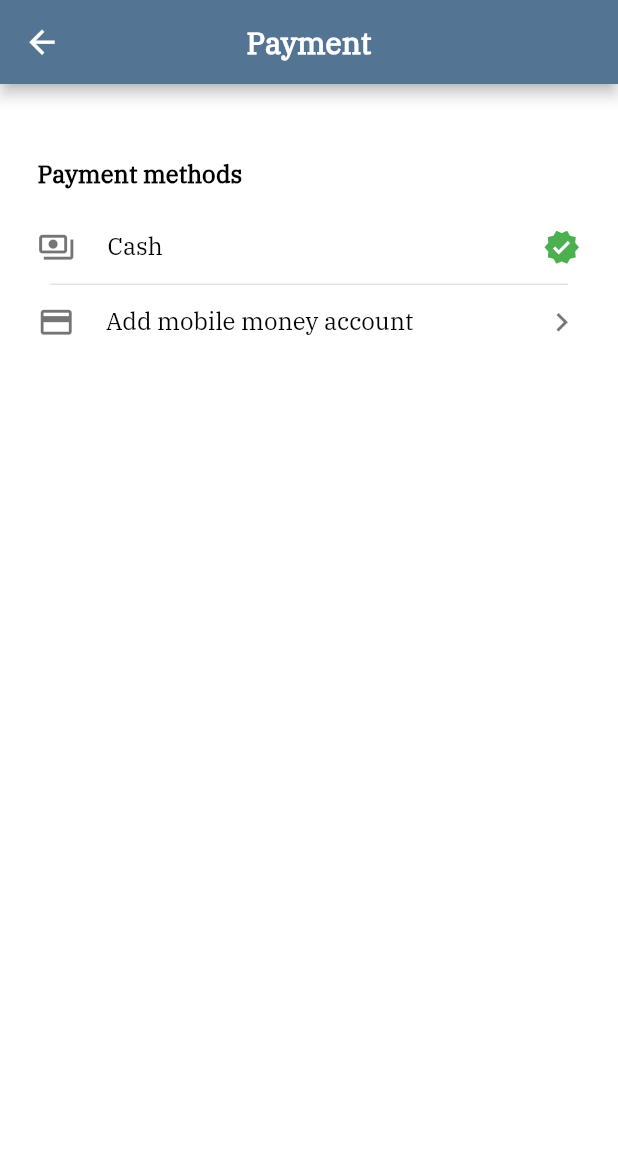
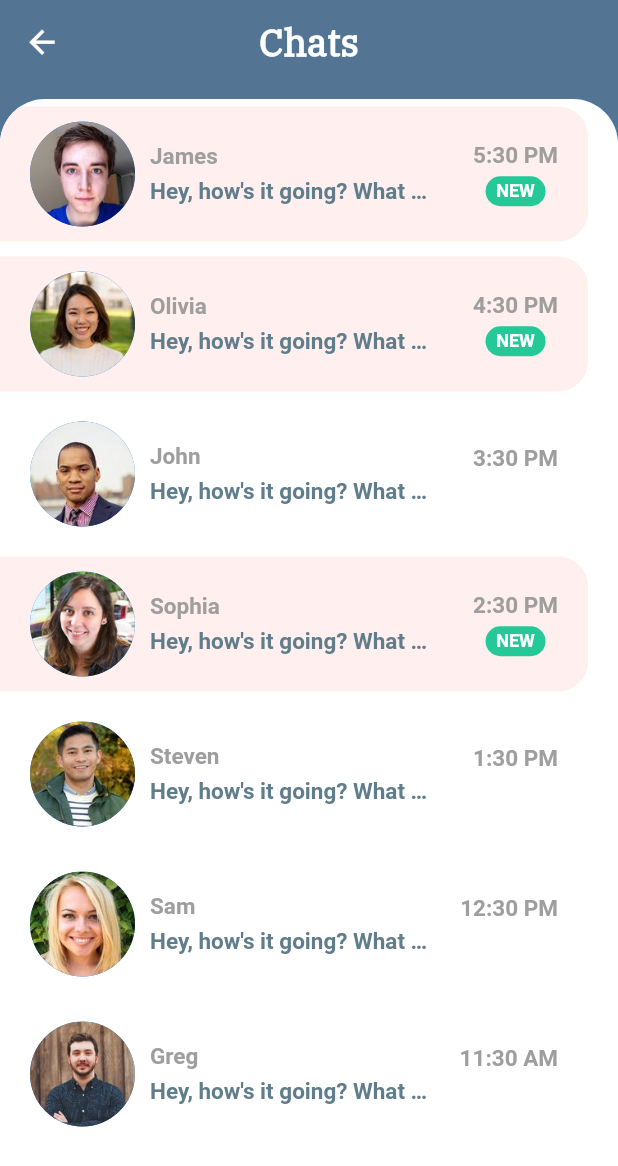
Before and after one commit to Kwakyecodes/Beta_Hustle, a Flutter app: the screen it shows after launch, on a phone screen of 412 x 824 dp. Shown: the top 1166 px of the screen. Run offline on Flutter 3.47's test engine with Material 2 defaults, Android fonts, the phone set to English and light mode, and no system bars; our stand-ins replace lite_rolling_switch.

```diff
--- /dev/null
+++ b/lib/chat_files/models/message_model.dart
@@ -0,0 +1,163 @@
+import 'package:beta_hustle/chat_files/models/user_model.dart';
+
+class Message {
+  final User sender;
+  final String time; // Would usually be type DateTime or Firebase Timestamp in production apps
+  final String text;
+  final bool isLiked;
+  final bool unread;
+
+  Message({
+    required this.sender,
+    required this.time,
+    required this.text,
+    required this.isLiked,
+    required this.unread,
+  });
+}
+
+// YOU - current user
+final User currentUser = User(
+  id: 0,
+  name: 'Current User',
+  imageUrl: 'assets/images/greg.jpg',
+);
+
+// USERS
+final User greg = User(
+  id: 1,
+  name: 'Greg',
+  imageUrl: 'assets/images/greg.jpg',
+);
+final User james = User(
+  id: 2,
+  name: 'James',
+  imageUrl: 'assets/images/james.jpg',
+);
+final User john = User(
+  id: 3,
+  name: 'John',
+  imageUrl: 'assets/images/john.jpg',
+);
+final User olivia = User(
+  id: 4,
+  name: 'Olivia',
+  imageUrl: 'assets/images/olivia.jpg',
+);
+final User sam = User(
+  id: 5,
+  name: 'Sam',
+  imageUrl: 'assets/images/sam.jpg',
+);
+final User sophia = User(
+  id: 6,
+  name: 'Sophia',
+  imageUrl: 'assets/images/sophia.jpg',
+);
+final User steven = User(
+  id: 7,
+  name: 'Steven',
+  imageUrl: 'assets/images/steven.jpg',
+);
+
+// FAVORITE CONTACTS
+List<User> favorites = [sam, steven, olivia, john, greg];
+
+// EXAMPLE CHATS ON HOME SCREEN
+List<Message> chats = [
+  Message(
+    sender: james,
+    time: '5:30 PM',
+    text: 'Hey, how\'s it going? What did you do today?',
+    isLiked: false,
+    unread: true,
+  ),
+  Message(
+    sender: olivia,
+    time: '4:30 PM',
+    text: 'Hey, how\'s it going? What did you do today?',
+    isLiked: false,
+    unread: true,
+  ),
+  Message(
+    sender: john,
+    time: '3:30 PM',
+    text: 'Hey, how\'s it going? What did you do today?',
+    isLiked: false,
+    unread: false,
+  ),
+  Message(
+    sender: sophia,
+    time: '2:30 PM',
+    text: 'Hey, how\'s it going? What did you do today?',
+    isLiked: false,
+    unread: true,
+  ),
+  Message(
+    sender: steven,
+    time: '1:30 PM',
+    text: 'Hey, how\'s it going? What did you do today?',
+    isLiked: false,
+    unread: false,
+  ),
+  Message(
+    sender: sam,
+    time: '12:30 PM',
+    text: 'Hey, how\'s it going? What did you do today?',
+    isLiked: false,
+    unread: false,
+  ),
+  Message(
+    sender: greg,
+    time: '11:30 AM',
+    text: 'Hey, how\'s it going? What did you do today?',
+    isLiked: false,
+    unread: false,
+  ),
+];
+
+// EXAMPLE MESSAGES IN CHAT SCREEN
+List<Message> messages = [
+  Message(
+    sender: james,
+    time: '5:30 PM',
+    text: 'Hey, how\'s it going? What did you do today?',
+    isLiked: true,
+    unread: true,
+  ),
+  Message(
+    sender: currentUser,
+    time: '4:30 PM',
+    text: 'Just walked my doge. She was super duper cute. The best pupper!!',
+    isLiked: false,
+    unread: true,
+  ),
+  Message(
+    sender: james,
+    time: '3:45 PM',
+    text: 'How\'s the doggo?',
+    isLiked: false,
+    unread: true,
+  ),
+  Message(
+    sender: james,
+    time: '3:15 PM',
+    text: 'All the food',
+    isLiked: true,
+    unread: true,
+  ),
+  Message(
+    sender: currentUser,
+    time: '2:30 PM',
+    text: 'Nice! What kind of food did you eat?',
+    isLiked: false,
+    unread: true,
+  ),
+  Message(
+    sender: james,
+    time: '2:00 PM',
+    text: 'I ate so much food today.',
+    isLiked: false,
+    unread: true,
+  ),
+];
--- /dev/null
+++ b/lib/chat_files/models/user_model.dart
@@ -0,0 +1,11 @@
+class User {
+  final int id;
+  final String name;
+  final String imageUrl;
+
+  User({
+    required this.id,
+    required this.name,
+    required this.imageUrl,
+  });
+}
--- /dev/null
+++ b/lib/chat_files/screens/home_screen.dart
@@ -0,0 +1,62 @@
+import 'package:beta_hustle/chat_files/widgets/recent_chats.dart';
+import 'package:beta_hustle/models/colors.dart';
+import 'package:beta_hustle/models/constants.dart';
+import 'package:beta_hustle/models/strings.dart';
+import 'package:flutter/material.dart';
+
+
+class HomeScreen extends StatefulWidget {
+  @override
+  _HomeScreenState createState() => _HomeScreenState();
+}
+
+class _HomeScreenState extends State<HomeScreen> {
+  @override
+  Widget build(BuildContext context) {
+    return Scaffold(
+      backgroundColor: blueGrey4,
+      appBar: AppBar(
+        leading: IconButton(
+          onPressed: () {},
+          icon: Icon(Icons.arrow_back),
+          iconSize: cancelIconSize,
+          color:Colors.white,
+        ),
+        centerTitle: true,
+        title: Text('Chats',
+          style: TextStyle(
+            color: Colors.white,
+            fontSize: 25.0,
+            fontFamily: textFont,
+            fontWeight: FontWeight.bold,
+          ),
+        ),
+        elevation: 0.0,
+        backgroundColor: blueGrey4,
+      ),
+      body: Column(
+        children: <Widget>[
+          //CategorySelector(),
+          SizedBox(height:10),
+          Expanded(
+            child: Container(
+              decoration: BoxDecoration(
+                color: Theme.of(context).accentColor,
+                borderRadius: BorderRadius.only(
+                  topLeft: Radius.circular(30.0),
+                  topRight: Radius.circular(30.0),
+                ),
+              ),
+              child: Column(
+                children: <Widget>[
+                  //FavoriteContacts(),
+                  RecentChats(),
+                ],
+              ),
+            ),
+          ),
+        ],
+      ),
+    );
+  }
+}
--- /dev/null
+++ b/lib/chat_files/widgets/recent_chats.dart
@@ -0,0 +1,128 @@
+import 'package:beta_hustle/chat_files/models/message_model.dart';
+import 'package:beta_hustle/chat_files/screens/chat_screen.dart';
+import 'package:beta_hustle/models/colors.dart';
+import 'package:flutter/material.dart';
+
+
+class RecentChats extends StatelessWidget {
+  @override
+  Widget build(BuildContext context) {
+    return Expanded(
+      child: Container(
+        decoration: BoxDecoration(
+          color: Colors.white,
+          borderRadius: BorderRadius.only(
+            topLeft: Radius.circular(30.0),
+            topRight: Radius.circular(30.0),
+          ),
+        ),
+        child: ClipRRect(
+          borderRadius: BorderRadius.only(
+            topLeft: Radius.circular(30.0),
+            topRight: Radius.circular(30.0),
+          ),
+          child: ListView.builder(
+            itemCount: chats.length,
+            itemBuilder: (BuildContext context, int index) {
+              final Message chat = chats[index];
+              return GestureDetector(
+                onTap: () => Navigator.push(
+                  context,
+                  MaterialPageRoute(
+                    builder: (_) => ChatScreen(
+                      user: chat.sender,
+                    ),
+                  ),
+                ),
+                child: Container(
+                  margin: EdgeInsets.only(top: 5.0, bottom: 5.0, right: 20.0),
+                  padding:
+                  EdgeInsets.symmetric(horizontal: 20.0, vertical: 10.0),
+                  decoration: BoxDecoration(
+                    color: chat.unread ? unreadColor : Colors.white,
+                    borderRadius: BorderRadius.only(
+                      topRight: Radius.circular(20.0),
+                      bottomRight: Radius.circular(20.0),
+                    ),
+                  ),
+                  child: Row(
+                    mainAxisAlignment: MainAxisAlignment.spaceBetween,
+                    children: <Widget>[
+                      Row(
+                        children: <Widget>[
+                          CircleAvatar(
+                            radius: 35.0,
+                            backgroundImage: AssetImage(chat.sender.imageUrl),
+                          ),
+                          SizedBox(width: 10.0),
+                          Column(
+                            crossAxisAlignment: CrossAxisAlignment.start,
+                            children: <Widget>[
+                              Text(
+                                chat.sender.name,
+                                style: TextStyle(
+                                  color: Colors.grey,
+                                  fontSize: 15.0,
+                                  fontWeight: FontWeight.bold,
+                                ),
+                              ),
+                              SizedBox(height: 5.0),
+                              Container(
+                                width: MediaQuery.of(context).size.width * 0.45,
+                                child: Text(
+                                  chat.text,
+                                  style: TextStyle(
+                                    color: Colors.blueGrey,
+                                    fontSize: 15.0,
+                                    fontWeight: FontWeight.w600,
+                                  ),
+                                  overflow: TextOverflow.ellipsis,
+                                ),
+                              ),
+                            ],
+                          ),
+                        ],
+                      ),
+                      Column(
+                        children: <Widget>[
+                          Text(
+                            chat.time,
+                            style: TextStyle(
+                              color: Colors.grey,
+                              fontSize: 15.0,
+                              fontWeight: FontWeight.bold,
+                            ),
+                          ),
+                          SizedBox(height: 5.0),
+                          chat.unread
+                              ? Container(
+                            width: 40.0,
+                            height: 20.0,
+                            decoration: BoxDecoration(
+                              color: green, //Theme.of(context).primaryColor,
+                              borderRadius: BorderRadius.circular(30.0),
+                            ),
+                            alignment: Alignment.center,
+                            child: Text(
+                              'NEW',
+                              style: TextStyle(
+                                color: Colors.white,
+                                fontSize: 12.0,
+                                fontWeight: FontWeight.bold,
+                              ),
+                            ),
+                          )
+                              : Text(''),
+                        ],
+                      ),
+                    ],
+                  ),
+                ),
+              );
+            },
+          ),
+        ),
+      ),
+    );
+  }
+}
--- a/lib/main.dart
+++ b/lib/main.dart
@@ -2,6 +2,7 @@
 import 'package:beta_hustle/Screens/Both/login_page.dart';
 import 'package:beta_hustle/Screens/User/category_list_page.dart';
 import 'package:beta_hustle/Screens/User/pushrequests.dart';
+import 'package:beta_hustle/chat_files/screens/home_screen.dart';
 import 'package:beta_hustle/models/job_descriptions.dart';
 
 import '/Screens/Both/login.dart';
@@ -33,7 +34,7 @@
 
       theme: new ThemeData(scaffoldBackgroundColor: Colors.white),
       debugShowCheckedModeBanner: false,
-      home: Payment(),
+      home: HomeScreen(),
 
     );
   }
--- a/lib/models/colors.dart
+++ b/lib/models/colors.dart
@@ -10,3 +10,4 @@
 const deepBlue = Color(0xFF05014A);
 const textfieldColor = Color(0xFFE0E4EA);
 const green = Color(0xFF25C998);
+const unreadColor = Color(0xFFFFEFEE);
```
Also changed, not shown: lib/chat_files/screens/chat_screen.dart (added, +179 -0 lines), pubspec.yaml (+7 -0 lines), assets/images/greg.jpg (added), assets/images/james.jpg (added), assets/images/john.jpg (added), assets/images/olivia.jpg (added), assets/images/sam.jpg (added), assets/images/sophia.jpg (added), assets/images/steven.jpg (added), 1 other file.
